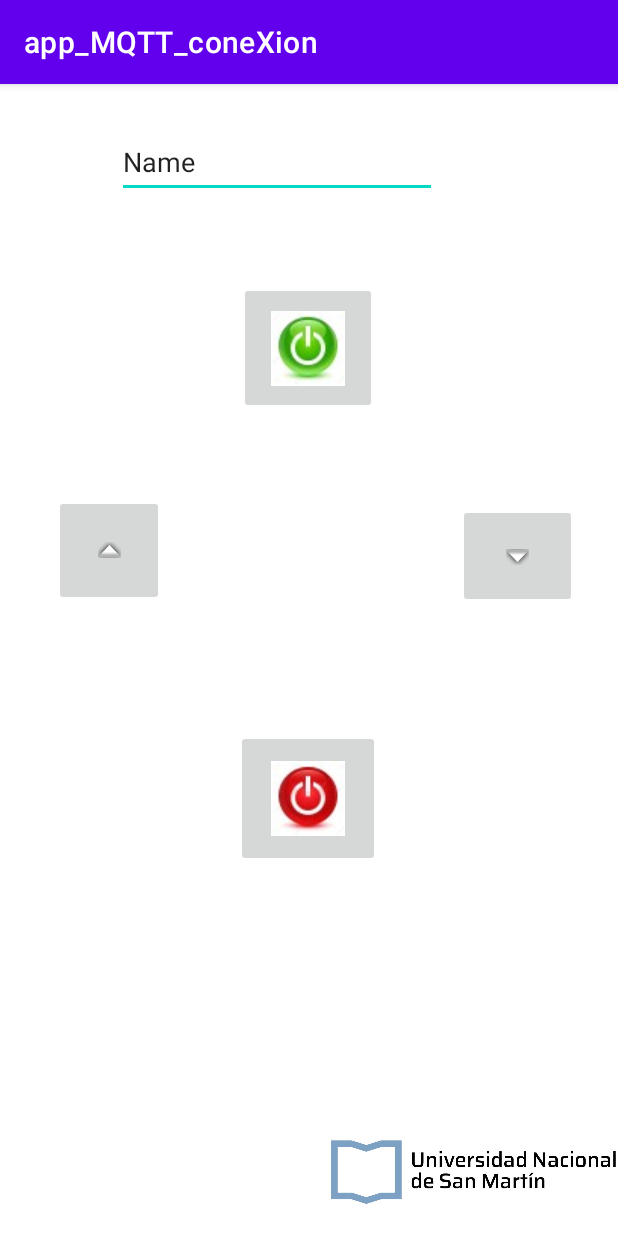
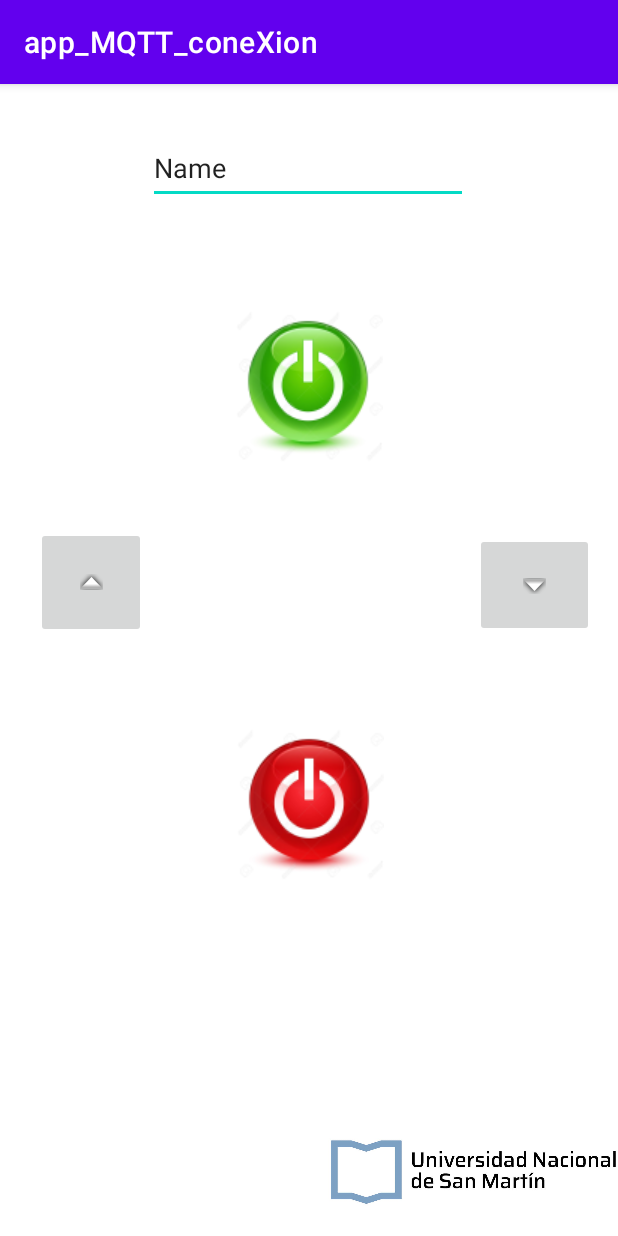
Before and after one commit to Scicchitano/PFI3, an Android app: the MainActivity screen opened directly, with no data from a screen before it, on a phone screen of 412 x 824 dp. Run offline under Robolectric (Android 15) with nearby library versions, the phone set to English and light mode, and no system bars; libraries missing offline, so code that uses them is left out: org.eclipse.paho; 4 statements that could not run were skipped.

Commit message:
Mejora estetica

```diff
--- a/app/src/main/res/layout/activity_inicio_sesion_acticity.xml
+++ b/app/src/main/res/layout/activity_inicio_sesion_acticity.xml
@@ -16,6 +16,8 @@
         android:hint="Usuario"
         android:inputType="textPersonName"
         android:minHeight="48dp"
+        android:textColor="#000000"
+        android:textColorHighlight="#000000"
         android:textColorHint="#595555"
         app:layout_constraintEnd_toEndOf="parent"
         app:layout_constraintHorizontal_bias="0.497"
@@ -31,6 +33,8 @@
         android:hint="Contraseña"
         android:inputType="textPersonName"
         android:minHeight="48dp"
+        android:textColor="#000000"
+        android:textColorHighlight="#000000"
         android:textColorHint="#595555"
         app:layout_constraintEnd_toEndOf="parent"
         app:layout_constraintHorizontal_bias="0.497"
--- a/app/src/main/res/layout/activity_main.xml
+++ b/app/src/main/res/layout/activity_main.xml
@@ -11,13 +11,13 @@
         android:id="@+id/et1"
         android:layout_width="wrap_content"
         android:layout_height="wrap_content"
-        android:layout_marginTop="28dp"
+        android:layout_marginTop="32dp"
         android:ems="10"
         android:inputType="textPersonName"
         android:minHeight="48dp"
         android:text="Name"
         app:layout_constraintEnd_toEndOf="parent"
-        app:layout_constraintHorizontal_bias="0.393"
+        app:layout_constraintHorizontal_bias="0.497"
         app:layout_constraintStart_toStartOf="parent"
         app:layout_constraintTop_toTopOf="parent"
         tools:text="Mensaje" />
@@ -36,14 +36,12 @@
         android:id="@+id/imageButton7"
         android:layout_width="73dp"
         android:layout_height="74dp"
-        android:layout_marginStart="36dp"
-        android:layout_marginLeft="36dp"
-        android:layout_marginTop="48dp"
+        android:layout_marginStart="24dp"
+        android:layout_marginLeft="24dp"
+        android:layout_marginTop="40dp"
         android:onClick="SenderUP"
-        app:layout_constraintBottom_toTopOf="@+id/imageButton2"
         app:layout_constraintStart_toStartOf="parent"
-        app:layout_constraintTop_toBottomOf="@+id/imageButton"
-        app:layout_constraintVertical_bias="0.069"
+        app:layout_constraintTop_toBottomOf="@+id/imageButton4"
         app:srcCompat="@android:drawable/arrow_up_float"
         tools:ignore="SpeakableTextPresentCheck" />
 
@@ -51,41 +49,38 @@
         android:id="@+id/imageButton8"
         android:layout_width="79dp"
         android:layout_height="69dp"
+        android:layout_marginTop="44dp"
         android:onClick="SenderDOWN"
-        app:layout_constraintBottom_toTopOf="@+id/imageButton2"
         app:layout_constraintEnd_toEndOf="parent"
-        app:layout_constraintHorizontal_bias="0.878"
+        app:layout_constraintHorizontal_bias="0.931"
         app:layout_constraintStart_toEndOf="@+id/imageButton7"
-        app:layout_constraintTop_toBottomOf="@+id/imageButton"
-        app:layout_constraintVertical_bias="0.424"
+        app:layout_constraintTop_toBottomOf="@+id/imageButton4"
         app:srcCompat="@android:drawable/arrow_down_float"
         tools:ignore="SpeakableTextPresentCheck" />
 
     <ImageButton
-        android:id="@+id/imageButton"
-        android:layout_width="92dp"
-        android:layout_height="88dp"
-        android:layout_marginTop="56dp"
-        android:onClick="SenderON"
+        android:id="@+id/imageButton4"
+        android:layout_width="108dp"
+        android:layout_height="107dp"
+        android:layout_marginTop="68dp"
         app:layout_constraintEnd_toEndOf="parent"
         app:layout_constraintHorizontal_bias="0.498"
         app:layout_constraintStart_toStartOf="parent"
         app:layout_constraintTop_toBottomOf="@+id/et1"
-        app:srcCompat="@drawable/on_v2"
+        app:srcCompat="@drawable/on_v3"
         tools:ignore="SpeakableTextPresentCheck" />
 
     <ImageButton
         android:id="@+id/imageButton2"
-        android:layout_width="96dp"
-        android:layout_height="91dp"
-        android:onClick="SenderOFF"
-        app:layout_constraintBottom_toBottomOf="parent"
+        android:layout_width="105dp"
+        android:layout_height="110dp"
+        android:layout_marginTop="156dp"
+        app:layout_constraintBottom_toTopOf="@+id/imageView"
         app:layout_constraintEnd_toEndOf="parent"
-        app:layout_constraintHorizontal_bias="0.498"
         app:layout_constraintStart_toStartOf="parent"
-        app:layout_constraintTop_toBottomOf="@+id/imageButton"
-        app:layout_constraintVertical_bias="0.461"
-        app:srcCompat="@drawable/off_v2"
+        app:layout_constraintTop_toBottomOf="@+id/imageButton4"
+        app:layout_constraintVertical_bias="0.085"
+        app:srcCompat="@drawable/off_v3"
         tools:ignore="SpeakableTextPresentCheck" />
 
 </androidx.constraintlayout.widget.ConstraintLayout>
```
Also changed, not shown: app/src/main/res/drawable/off.jpeg (added), app/src/main/res/drawable/off_v3.png (added), app/src/main/res/drawable/on.jpeg (added), app/src/main/res/drawable/on_v3.png (added).
